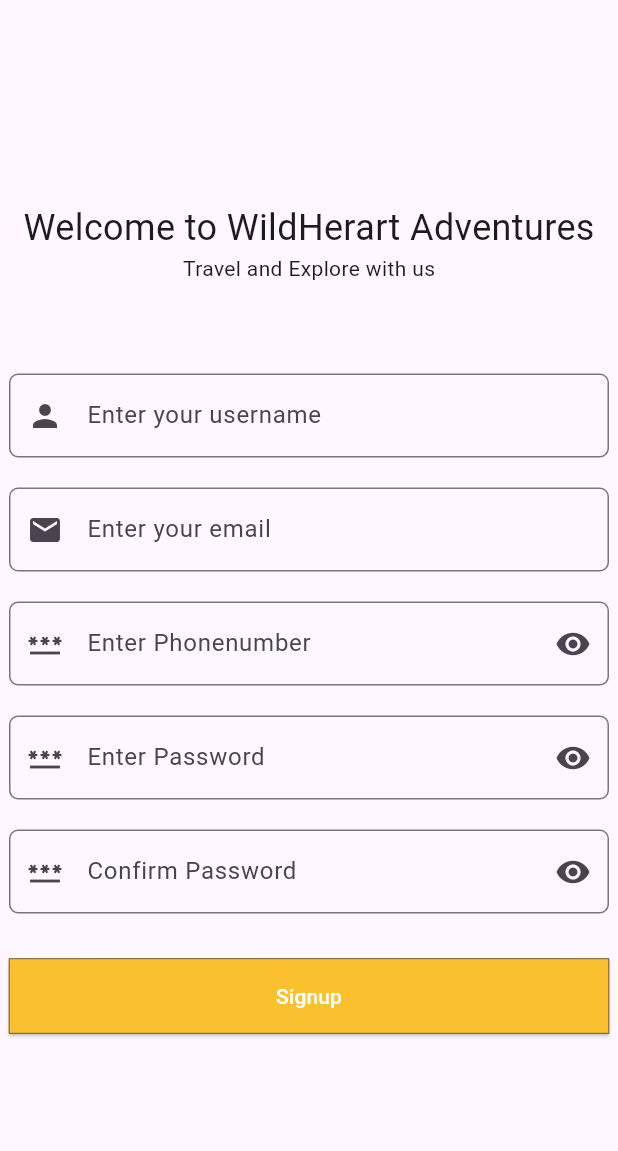
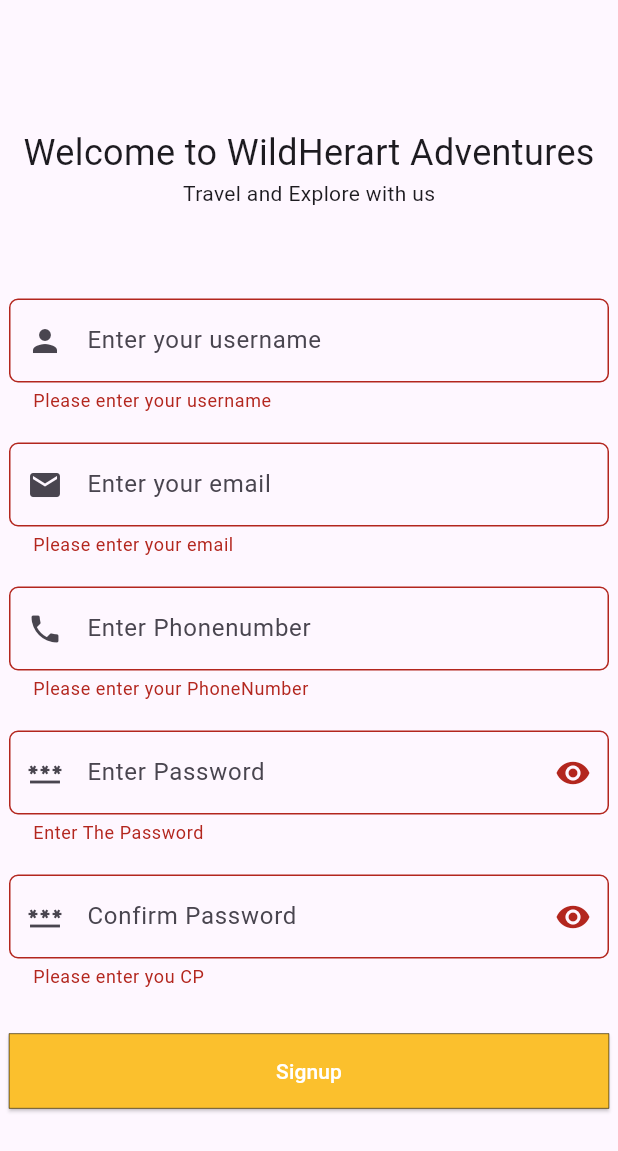
Before and after one commit to AdiiiCode/TraverWildHeartApp, a Flutter app: the SignUpPage screen opened directly, after a tap on "Signup", on a phone screen of 412 x 824 dp. Shown: the top 1151 px of the screen. Run offline on Flutter 3.47's test engine with Material 3 defaults, Android fonts, the phone set to English and light mode, and no system bars; our stand-ins replace cloud_firestore, firebase_auth, firebase_core, page_transition; missing offline and left inert: dart:js_interop; accounts and stored records are empty.

Commit message:
Some Function Setted

```diff
--- a/lib/LoginSignups/LoginPage.dart
+++ b/lib/LoginSignups/LoginPage.dart
@@ -1,3 +1,4 @@
+import 'package:final_project_tourism/home.dart';
 import 'package:flutter/material.dart';
 
 class LoginPage extends StatefulWidget {
@@ -6,12 +7,10 @@ class LoginPage extends StatefulWidget {
   @override
   _LoginPageState createState() => _LoginPageState();
 }
-
 class _LoginPageState extends State<LoginPage> {
   final GlobalKey<FormState> _formKey = GlobalKey<FormState>();
   final TextEditingController _emailController = TextEditingController();
   final TextEditingController _passwordController = TextEditingController();
-
   @override
   void dispose() {
     _emailController.dispose();
@@ -114,7 +113,9 @@ class _LoginPageState extends State<LoginPage> {
                     ),
                     onPressed: () {
                       if (_formKey.currentState!.validate()) {
-                        // Login logic here
+                        Navigator.push(context, MaterialPageRoute(builder: (context) {
+                          return HomePage(email: _emailController.text);
+                        },),);
                       }
                     },
                     child: const Text(
--- a/lib/LoginSignups/SignUpPage.dart
+++ b/lib/LoginSignups/SignUpPage.dart
@@ -1,5 +1,6 @@
 import 'package:cloud_firestore/cloud_firestore.dart';
 import 'package:final_project_tourism/LoginSignups/Models/users.dart';
+import 'package:final_project_tourism/LoginSignups/otpScreen.dart';
 import 'package:flutter/material.dart';
 import 'package:flutter/widgets.dart';
 
@@ -9,6 +10,7 @@ class SignUpPage extends StatefulWidget {
   State<SignUpPage> createState() => _SignUpPageState();
 }
 class _SignUpPageState extends State<SignUpPage> {
+  final GlobalKey<FormState> _formKey = GlobalKey<FormState>();
   final TextEditingController usernameController = TextEditingController();
   final TextEditingController emailController = TextEditingController();
   final TextEditingController passwordController = TextEditingController();
@@ -32,6 +34,8 @@ class _SignUpPageState extends State<SignUpPage> {
   Widget build(BuildContext context) {
     return Scaffold(
       body: Center(
+        child: Form(
+          key: _formKey,
           child: Column(
             mainAxisAlignment: MainAxisAlignment.center,
             children: [
@@ -52,8 +56,14 @@ class _SignUpPageState extends State<SignUpPage> {
               ),
               SizedBox(
                 width: 400,
-              child: TextField(
+                child: TextFormField(
                   controller: usernameController,
+                  validator: (value) {
+                      if (value == null || value.isEmpty) {
+                        return 'Please enter your username';
+                      }
+                      return null;
+                    },
                   decoration: const InputDecoration(
                     hintText: 'Enter your username',
                     prefixIcon: Icon(Icons.person),
@@ -70,8 +80,14 @@ class _SignUpPageState extends State<SignUpPage> {
               ),
               SizedBox(
                 width: 400,
-              child: TextField(
+                child: TextFormField(
                   controller: emailController,
+                  validator: (value) {
+                      if (value == null || value.isEmpty) {
+                        return 'Please enter your email';
+                      }
+                      return null;
+                    },
                   decoration: const InputDecoration(
                     hintText: 'Enter your email',
                     prefixIcon: Icon(Icons.email),
@@ -88,13 +104,17 @@ class _SignUpPageState extends State<SignUpPage> {
               ),
               SizedBox(
                 width: 400,
-              child: TextField(
+                child: TextFormField(
                   controller: phonenumberController,
-                obscureText: true,
+                  validator: (value) {
+                      if (value == null || value.isEmpty) {
+                        return 'Please enter your PhoneNumber';
+                      }
+                      return null;
+                    },
                   decoration: const InputDecoration(
                     hintText: 'Enter Phonenumber',
-                  prefixIcon: Icon(Icons.password),
-                  suffixIcon: Icon(Icons.remove_red_eye_sharp),
+                    prefixIcon: Icon(Icons.phone),
                     border: OutlineInputBorder(
                       borderRadius: BorderRadius.all(
                         Radius.circular(6),
@@ -108,8 +128,18 @@ class _SignUpPageState extends State<SignUpPage> {
               ),
               SizedBox(
                 width: 400,
-              child: TextField(
+                child: TextFormField(
                   controller: passwordController,
+                  validator: (value) {
+                      if (value == null || value.length>8) {
+                        return 'Password length must be greater the 8';
+                      }
+                      else if(value.isEmpty)
+                      {
+                        return 'Enter The Password ';
+                      }
+                      return null;
+                    },
                   obscureText: true,
                   decoration: const InputDecoration(
                     hintText: 'Enter Password',
@@ -128,8 +158,14 @@ class _SignUpPageState extends State<SignUpPage> {
               ),
               SizedBox(
                 width: 400,
-              child: TextField(
+                child: TextFormField(
                   controller: confirmPasswordController,
+                  validator: (value) {
+                      if (value == null || value.isEmpty) {
+                        return 'Please enter you CP';
+                      }
+                      return null;
+                    },
                   decoration: const InputDecoration(
                     hintText: 'Confirm Password',
                     prefixIcon: Icon(Icons.password_sharp),
@@ -155,7 +191,13 @@ class _SignUpPageState extends State<SignUpPage> {
                     side: const BorderSide(color: Colors.black, width: 0.2),
                   ),
                   onPressed: () {
+                    if (_formKey.currentState!.validate()) {
                       createUser();
+                        Navigator.push(context, MaterialPageRoute(builder: (context){
+                      return const OtpScreen();
+                    }));
+                      }
+
                   },
                   child: const Text(
                     'Signup',
@@ -164,6 +206,7 @@ class _SignUpPageState extends State<SignUpPage> {
                 ),
               ),
             ],
+          ),
         ),
       ),
     );
--- /dev/null
+++ b/lib/services/Authfunctions.dart
@@ -0,0 +1,48 @@
+import 'package:final_project_tourism/services/firebaseFunctions.dart';
+import 'package:firebase_auth/firebase_auth.dart';
+import 'package:flutter/material.dart';
+
+class AuthServices {
+  static signupUser(
+      String email, String password,String phonenumber, String username, BuildContext context) async {
+    try {
+      UserCredential userCredential = await FirebaseAuth.instance
+          .createUserWithEmailAndPassword(email: email, password: password);
+
+      await FirebaseAuth.instance.currentUser!.updateDisplayName(username);
+      await FirebaseAuth.instance.currentUser!.updateEmail(email);
+      await FirestoreServices.saveUser(username, email,phonenumber, userCredential.user!.uid);
+      ScaffoldMessenger.of(context)
+          .showSnackBar(const SnackBar(content: Text('Registration Successful')));
+    } on FirebaseAuthException catch (e) {
+      if (e.code == 'weak-password') {
+        ScaffoldMessenger.of(context).showSnackBar(
+            const SnackBar(content: Text('Password Provided is too weak')));
+      } else if (e.code == 'email-already-in-use') {
+        ScaffoldMessenger.of(context).showSnackBar(
+            const SnackBar(content: Text('Email Provided already Exists')));
+      }
+    } catch (e) {
+      ScaffoldMessenger.of(context)
+          .showSnackBar(SnackBar(content: Text(e.toString())));
+    }
+  }
+
+  static signinUser(String email, String password, BuildContext context) async {
+    try {
+      await FirebaseAuth.instance
+          .signInWithEmailAndPassword(email: email, password: password);
+
+      ScaffoldMessenger.of(context)
+          .showSnackBar(const SnackBar(content: Text('You are Logged in')));
+    } on FirebaseAuthException catch (e) {
+      if (e.code == 'user-not-found') {
+        ScaffoldMessenger.of(context).showSnackBar(
+            const SnackBar(content: Text('No user Found with this Email')));
+      } else if (e.code == 'wrong-password') {
+        ScaffoldMessenger.of(context)
+            .showSnackBar(const SnackBar(content: Text('Password did not match')));
+      }
+    }
+  }
+}
--- /dev/null
+++ b/lib/services/firebaseFunctions.dart
@@ -0,0 +1,10 @@
+import 'package:cloud_firestore/cloud_firestore.dart';
+
+class FirestoreServices {
+  static saveUser(String username, email,phonenumber, uid) async {
+    await FirebaseFirestore.instance
+        .collection('LoginSignups')
+        .doc(uid)
+        .set({'email': email, 'username': username,'phonenumber':phonenumber});
+  }
+}
```
Also changed, not shown: lib/LoginSignups/otpScreen.dart (+17 -0 lines), lib/ReusesWidgets/reuseableTextFields.dart (added, +18 -0 lines). Lines whose indentation alone changed are shown as unchanged.
